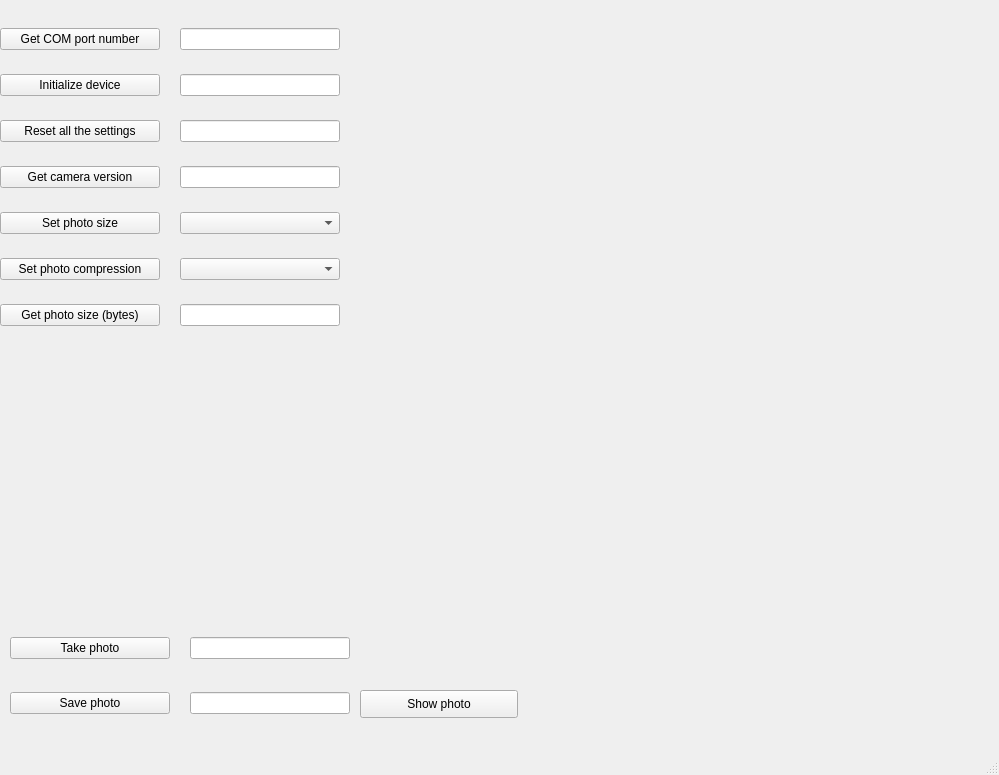
The window that GUI.ui (functiod/Camera) describes before a commit, drawn with Qt 5.
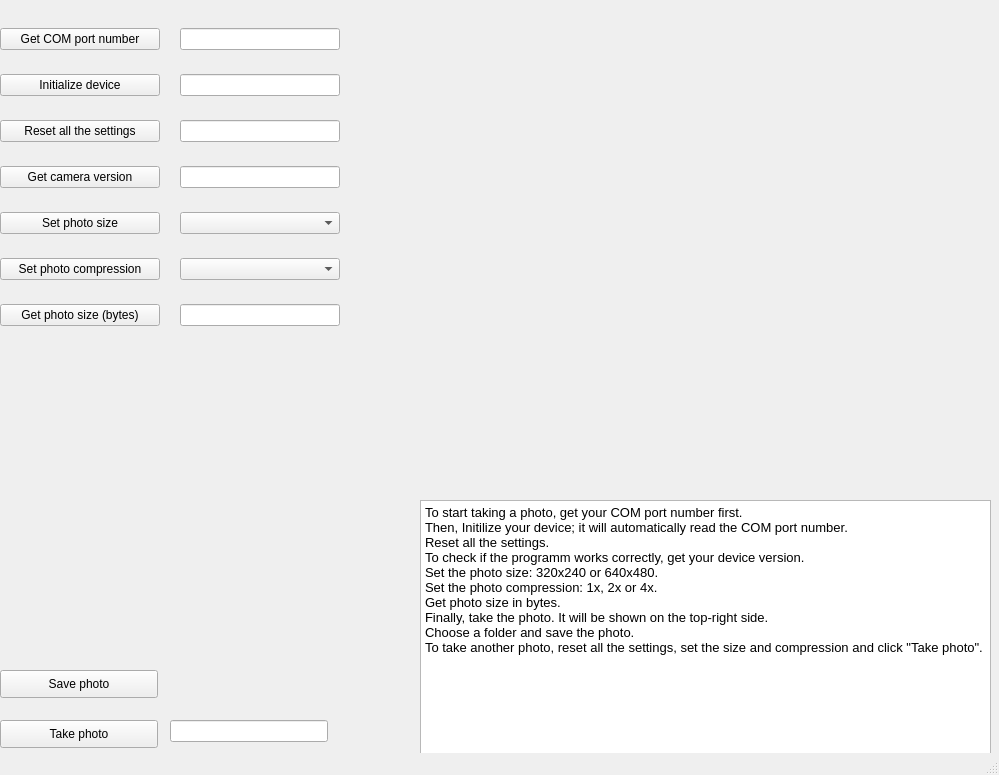
The same window after the commit.

Patch:
```diff
--- a/GUI.ui
+++ b/GUI.ui
@@ -108,71 +108,6 @@
      </item>
     </layout>
    </widget>
-   <widget class="QPushButton" name="show_photo_button">
-    <property name="geometry">
-     <rect>
-      <x>360</x>
-      <y>690</y>
-      <width>158</width>
-      <height>28</height>
-     </rect>
-    </property>
-    <property name="text">
-     <string>Show photo</string>
-    </property>
-   </widget>
-   <widget class="QWidget" name="verticalLayoutWidget_3">
-    <property name="geometry">
-     <rect>
-      <x>10</x>
-      <y>610</y>
-      <width>160</width>
-      <height>131</height>
-     </rect>
-    </property>
-    <layout class="QVBoxLayout" name="verticalLayout_4">
-     <item>
-      <widget class="QPushButton" name="take_photo_button">
-       <property name="text">
-        <string>Take photo</string>
-       </property>
-      </widget>
-     </item>
-     <item>
-      <widget class="QPushButton" name="choose_path_button">
-       <property name="text">
-        <string>Save photo</string>
-       </property>
-      </widget>
-     </item>
-    </layout>
-   </widget>
-   <widget class="QWidget" name="verticalLayoutWidget_4">
-    <property name="geometry">
-     <rect>
-      <x>190</x>
-      <y>610</y>
-      <width>160</width>
-      <height>131</height>
-     </rect>
-    </property>
-    <layout class="QVBoxLayout" name="verticalLayout_5">
-     <item>
-      <widget class="QLineEdit" name="take_photo_alert">
-       <property name="clearButtonEnabled">
-        <bool>false</bool>
-       </property>
-      </widget>
-     </item>
-     <item>
-      <widget class="QLineEdit" name="save_photo_alert">
-       <property name="clearButtonEnabled">
-        <bool>false</bool>
-       </property>
-      </widget>
-     </item>
-    </layout>
-   </widget>
    <widget class="QWidget" name="verticalLayoutWidget_5">
     <property name="geometry">
      <rect>
@@ -184,6 +119,63 @@
     </property>
     <layout class="QVBoxLayout" name="image_layout"/>
    </widget>
+   <widget class="QLineEdit" name="take_photo_alert">
+    <property name="geometry">
+     <rect>
+      <x>170</x>
+      <y>720</y>
+      <width>158</width>
+      <height>22</height>
+     </rect>
+    </property>
+    <property name="clearButtonEnabled">
+     <bool>false</bool>
+    </property>
+   </widget>
+   <widget class="QPushButton" name="take_photo_button">
+    <property name="geometry">
+     <rect>
+      <x>0</x>
+      <y>720</y>
+      <width>158</width>
+      <height>28</height>
+     </rect>
+    </property>
+    <property name="text">
+     <string>Take photo</string>
+    </property>
+   </widget>
+   <widget class="QPushButton" name="choose_path_button">
+    <property name="geometry">
+     <rect>
+      <x>0</x>
+      <y>670</y>
+      <width>158</width>
+      <height>28</height>
+     </rect>
+    </property>
+    <property name="text">
+     <string>Save photo</string>
+    </property>
+   </widget>
+   <widget class="QTextBrowser" name="textBrowser">
+    <property name="geometry">
+     <rect>
+      <x>420</x>
+      <y>500</y>
+      <width>571</width>
+      <height>271</height>
+     </rect>
+    </property>
+    <property name="html">
+     <string>&lt;!DOCTYPE HTML PUBLIC &quot;-//W3C//DTD HTML 4.0//EN&quot; &quot;http://www.w3.org/TR/REC-html40/strict.dtd&quot;&gt;
+&lt;html&gt;&lt;head&gt;&lt;meta name=&quot;qrichtext&quot; content=&quot;1&quot; /&gt;&lt;style type=&quot;text/css&quot;&gt;
+p, li { white-space: pre-wrap; }
+&lt;/style&gt;&lt;/head&gt;&lt;body style=&quot; font-family:'MS Shell Dlg 2'; font-size:7.8pt; font-weight:400; font-style:normal;&quot;&gt;
+&lt;p style=&quot; margin-top:0px; margin-bottom:0px; margin-left:0px; margin-right:0px; -qt-block-indent:0; text-indent:0px;&quot;&gt;&lt;span style=&quot; font-size:10pt;&quot;&gt;To start taking a photo, get your COM port number first.&lt;br /&gt;Then, Initilize your device; it will automatically read the COM port number.&lt;br /&gt;Reset all the settings.&lt;br /&gt;To check if the programm works correctly, get your device version.&lt;br /&gt;Set the photo size: 320x240 or 640x480.&lt;br /&gt;Set the photo compression: 1x, 2x or 4x.&lt;br /&gt;Get photo size in bytes.&lt;br /&gt;Finally, take the photo. It will be shown on the top-right side.&lt;/span&gt;&lt;/p&gt;
+&lt;p style=&quot; margin-top:0px; margin-bottom:0px; margin-left:0px; margin-right:0px; -qt-block-indent:0; text-indent:0px;&quot;&gt;&lt;span style=&quot; font-size:10pt;&quot;&gt;Choose a folder and save the photo.&lt;br /&gt;To take another photo, reset all the settings, set the size and compression and click &amp;quot;Take photo&amp;quot;.&lt;/span&gt;&lt;/p&gt;&lt;/body&gt;&lt;/html&gt;</string>
+    </property>
+   </widget>
   </widget>
   <widget class="QStatusBar" name="statusbar"/>
  </widget>
```
Left out of the diff: 6 changed lines with no effect on the pictures.
